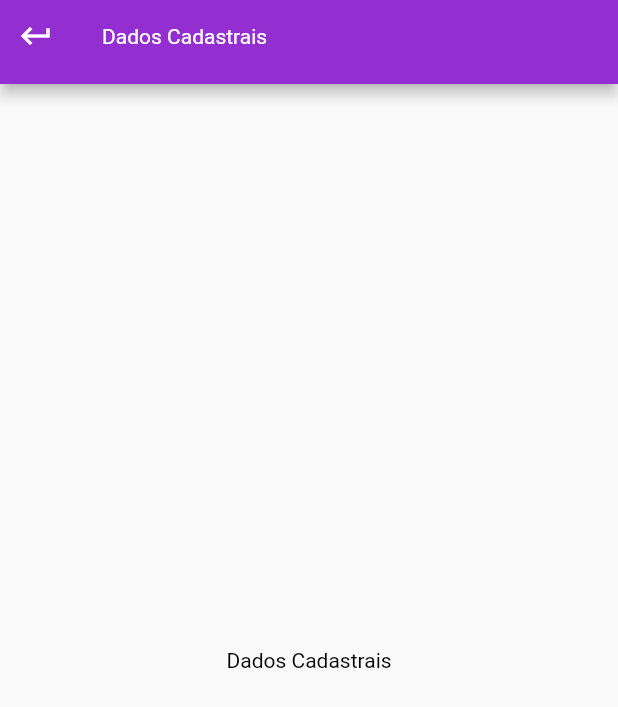
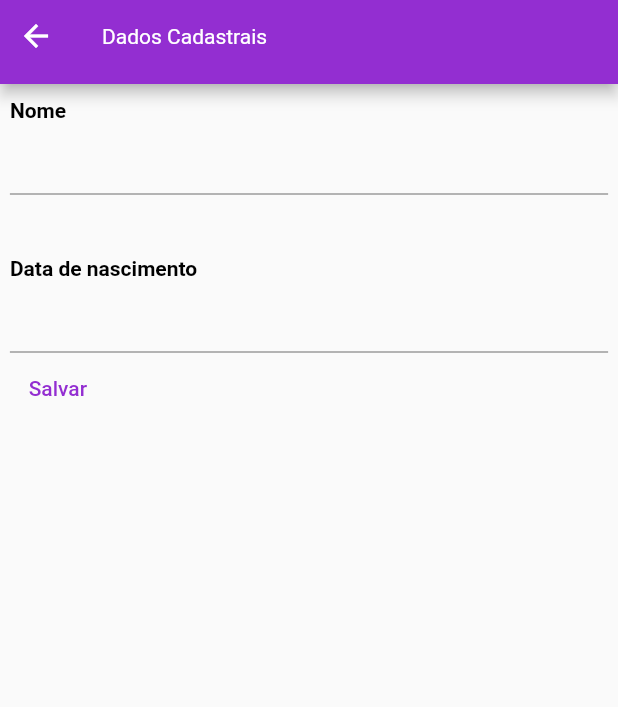
Before and after one commit to iru-Y/Login-page-Dio, a Flutter app: the MainPage screen opened directly, in the side drawer, after a tap on "Dados cadastrais", on a phone screen of 412 x 824 dp. Shown: the top 707 px of the screen. Run offline on Flutter 3.47's test engine with Material 2 defaults, Android fonts, the light colour scheme and no system bars.

Commit message:
adicionando página de cadastro

```diff
--- a/lib/pages/dados_cadastrais.dart
+++ b/lib/pages/dados_cadastrais.dart
@@ -1,8 +1,20 @@
 import 'package:flutter/material.dart';
 import 'package:login_page_dio/pages/main_page.dart';
 
-class DadosCadastrais extends StatelessWidget {
+import '../shared/text_label.dart';
+
+class DadosCadastrais extends StatefulWidget {
   const DadosCadastrais({Key? key}) : super(key: key);
+
+  @override
+  State<DadosCadastrais> createState() => _DadosCadastraisState();
+}
+
+class _DadosCadastraisState extends State<DadosCadastrais> {
+
+  var nomeController = TextEditingController();
+  var dataNascimentoController = TextEditingController();
+  DateTime? dateNascimento;
 
   @override
   Widget build(BuildContext context) {
@@ -14,15 +26,52 @@ class DadosCadastrais extends StatelessWidget {
             children: [
               IconButton(onPressed: ()=> Navigator.pushReplacement(
                   context,
-                  MaterialPageRoute(builder: (context)=> MainPage())),
-                  icon: Icon(Icons.keyboard_return)),
-              SizedBox(width: 20),
-              Text("Dados Cadastrais")
+                  MaterialPageRoute(builder: (context)=> const MainPage())),
+                  icon: const Icon(Icons.arrow_back)),
+              const SizedBox(width: 20),
+              const Text("Dados Cadastrais")
             ],
           ),
         ),
       ),
-      body: Center(child: Text("Dados Cadastrais", style: TextStyle(color: Colors.black),)),
+      body: Padding(
+        padding: EdgeInsets.symmetric(vertical: MediaQuery.of(context).size.height * 0.012,
+            horizontal: MediaQuery.of(context).size.width * 0.016),
+        child: Column(
+          crossAxisAlignment: CrossAxisAlignment.start,
+          children: [
+            const TextLabel(text: "Nome",),
+            TextField(
+              controller: nomeController,
+            ),
+            SizedBox(height: MediaQuery.of(context).size.height * 0.05),
+            const TextLabel(text: "Data de nascimento"),
+            TextField(
+
+              style: TextStyle(
+                color: Colors.black,
+              ),
+              readOnly: true,
+              controller: dataNascimentoController,
+              onTap: () async {
+               var data = await showDatePicker(context: context,
+                    initialDate: DateTime(2000, 1, 1),
+                    firstDate: DateTime(1900, 1, 1),
+                    lastDate: DateTime.now()
+                );
+               if(data != null){
+                 dataNascimentoController.text = data.toString();
+                 dateNascimento = data;
+               }
+              },
+            ),
+            TextButton(
+                onPressed: ()=> {},
+                child: const Text("Salvar")
+            ),
+          ],
+        ),
+      ),
     );
   }
 }
--- a/lib/pages/main_page.dart
+++ b/lib/pages/main_page.dart
@@ -1,5 +1,8 @@
 import 'package:flutter/material.dart';
 import 'package:login_page_dio/pages/dados_cadastrais.dart';
+import 'package:login_page_dio/pages/page_1.dart';
+import 'package:login_page_dio/pages/page_2.dart';
+import 'package:login_page_dio/pages/page_3.dart';
 
 class MainPage extends StatefulWidget {
   const MainPage({Key? key}) : super(key: key);
@@ -9,6 +12,9 @@ class MainPage extends StatefulWidget {
 }
 
 class _MainPageState extends State<MainPage> {
+  PageController pageController = PageController(initialPage: 0);
+  int currentIndex = 0;
+
   @override
   Widget build(BuildContext context) {
     return SafeArea(
@@ -20,24 +26,50 @@ class _MainPageState extends State<MainPage> {
           child: Container(
             color: Theme.of(context).colorScheme.primary,
             child: Padding(
-              padding: EdgeInsets.all(8.0),
+              padding: const EdgeInsets.all(8.0),
               child: Column(
                 crossAxisAlignment: CrossAxisAlignment.start,
                 children: [
-                  SizedBox(height: 30),
+                  const SizedBox(height: 30),
+                  const Divider(color: Colors.white,),
                   InkWell(
                     onTap: ()=> Navigator.pushReplacement(context,
-                        MaterialPageRoute(builder: (context)=> DadosCadastrais())),
-                      child: Text("Dados cadastrais")),
-                  SizedBox(height: 30),
-                  Text("Termos de uso e privacidade"),
-                  SizedBox(height: 30),
-                  Text("Configurações")
+                        MaterialPageRoute(builder: (context)=> const DadosCadastrais())),
+                      child: const Text("Dados cadastrais")),
+                  const SizedBox(height: 30),
+                  const Divider(color: Colors.white,),
+                  const Text("Termos de uso e privacidade"),
+                  const SizedBox(height: 30),
+                  const Divider(color: Colors.white,),
+                  const Text("Configurações"),
+                  const SizedBox(height: 30),
+                  const Divider(color: Colors.white,),
                 ],
               ),
             ),
           ),
         ),
+        body: PageView(
+          controller: pageController,
+          onPageChanged: (_)=> setState(() {
+            currentIndex = _;
+          }),
+          scrollDirection: Axis.vertical,
+          children: const [
+            Page1(),
+            Page2(),
+            Page3()
+          ],
+        ),
+        bottomNavigationBar: BottomNavigationBar(
+          onTap: (_)=> pageController.jumpToPage(_),
+          currentIndex: currentIndex,
+          items: const [
+            BottomNavigationBarItem(label: "Pag1", icon: Icon(Icons.home)),
+            BottomNavigationBarItem(label: "Pag2", icon: Icon(Icons.add)),
+            BottomNavigationBarItem(label: "Pag3", icon: Icon(Icons.person))
+          ],
+        ),
       ),
     );
   }
--- /dev/null
+++ b/lib/pages/page_1.dart
@@ -0,0 +1,17 @@
+import 'package:flutter/material.dart';
+
+class Page1 extends StatefulWidget {
+  const Page1({Key? key}) : super(key: key);
+
+  @override
+  State<Page1> createState() => _Page1State();
+}
+
+class _Page1State extends State<Page1> {
+  @override
+  Widget build(BuildContext context) {
+    return Container(
+      color: Theme.of(context).colorScheme.primary,
+    );
+  }
+}
--- /dev/null
+++ b/lib/pages/page_2.dart
@@ -0,0 +1,17 @@
+import 'package:flutter/material.dart';
+
+class Page2 extends StatefulWidget {
+  const Page2({Key? key}) : super(key: key);
+
+  @override
+  State<Page2> createState() => _Page2State();
+}
+
+class _Page2State extends State<Page2> {
+  @override
+  Widget build(BuildContext context) {
+    return Container(
+      color: Colors.black,
+    );
+  }
+}
--- /dev/null
+++ b/lib/pages/page_3.dart
@@ -0,0 +1,17 @@
+import 'package:flutter/material.dart';
+
+class Page3 extends StatefulWidget {
+  const Page3({Key? key}) : super(key: key);
+
+  @override
+  State<Page3> createState() => _Page3State();
+}
+
+class _Page3State extends State<Page3> {
+  @override
+  Widget build(BuildContext context) {
+    return Container(
+      color: Colors.pink,
+    );
+  }
+}
--- /dev/null
+++ b/lib/shared/text_label.dart
@@ -0,0 +1,15 @@
+import 'package:flutter/material.dart';
+
+class TextLabel extends StatelessWidget {
+  final String text;
+  const TextLabel({Key? key, required this.text}) : super(key: key);
+
+  @override
+  Widget build(BuildContext context) {
+    return Text(text,
+      style: const TextStyle(
+          fontWeight: FontWeight.bold,
+          color: Colors.black),
+    );
+  }
+}
```
